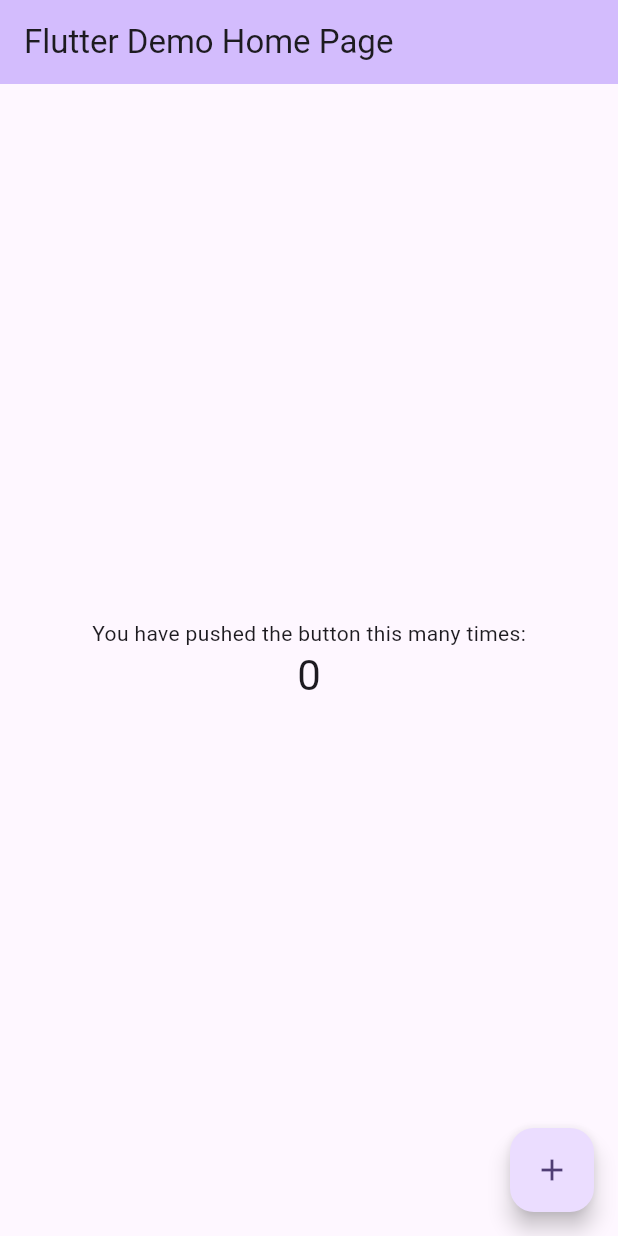
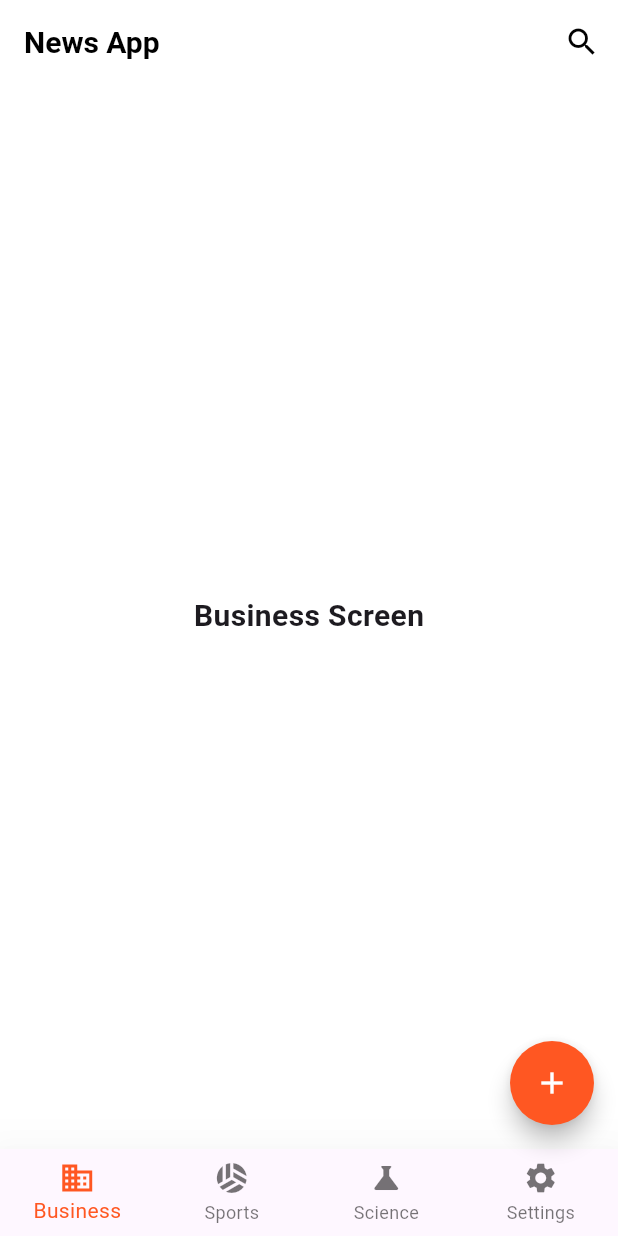
Before and after one commit to MoraDent/News_App, a Flutter app: the screen it shows after launch, on a phone screen of 412 x 824 dp. Run offline on Flutter 3.47's test engine with Material 3 defaults, Android fonts, the phone set to English and light mode, and no system bars; our stand-ins replace bloc, dio, flutter_bloc.

Commit message:
New Commit

```diff
--- /dev/null
+++ b/lib/cubit/cubit.dart
@@ -0,0 +1,55 @@
+import 'package:flutter/material.dart';
+import 'package:flutter_bloc/flutter_bloc.dart';
+import 'package:news_app/cubit/states.dart';
+import 'package:news_app/modules/business/business_screen.dart';
+import 'package:news_app/modules/science/science_screen.dart';
+import 'package:news_app/modules/setting_screen/settings_screen.dart';
+import 'package:news_app/modules/sports/sports_screen.dart';
+
+class NewsCubit extends Cubit<NewsStates>
+{
+  NewsCubit() : super(NewsInitialState());
+
+  static NewsCubit get(context) => BlocProvider.of(context);
+  int currentIndex = 0;
+  List<BottomNavigationBarItem> bottomItems = [
+    BottomNavigationBarItem(
+        icon: Icon(
+          Icons.business,
+        ),
+      label: 'Business',
+    ),
+    BottomNavigationBarItem(
+        icon: Icon(
+          Icons.sports_volleyball,
+        ),
+      label: 'Sports',
+    ),
+    BottomNavigationBarItem(
+        icon: Icon(
+          Icons.science,
+        ),
+      label: 'Science',
+    ),
+    BottomNavigationBarItem(
+        icon: Icon(
+          Icons.settings,
+        ),
+      label: 'Settings',
+    ),
+  ];
+
+  List<Widget> screens = [
+    BusinessScreen(),
+    SportsScreen(),
+    ScienceScreen(),
+    SettingsScreen(),
+  ];
+
+
+  void cahngeBottomNavBar(int index)
+  {
+    currentIndex = index;
+    emit(NewsBottomNavState());
+  }
+}
--- /dev/null
+++ b/lib/cubit/states.dart
@@ -0,0 +1,5 @@
+abstract class NewsStates {}
+
+class NewsInitialState extends NewsStates {}
+
+class NewsBottomNavState extends NewsStates {}
--- a/lib/layout/news_layout.dart
+++ b/lib/layout/news_layout.dart
@@ -1,10 +1,70 @@
 import 'package:flutter/material.dart';
+import 'package:flutter_bloc/flutter_bloc.dart';
+import 'package:news_app/cubit/cubit.dart';
+import 'package:news_app/cubit/states.dart';
+import 'package:news_app/shared/network/remote/dio_helper.dart';
 
 class NewsLayout extends StatelessWidget {
   const NewsLayout({super.key});
 
   @override
   Widget build(BuildContext context) {
-    return Scaffold();
+    return BlocProvider(
+      create: (BuildContext context) => NewsCubit(),
+      child: BlocConsumer<NewsCubit, NewsStates>(
+        listener: (context, state) {},
+        builder: (context, state)
+        {
+          var cubit = NewsCubit.get(context);
+
+          return  Scaffold(
+            appBar: AppBar(
+              title: Text(
+                'News App',
+              ),
+              actions: [
+                IconButton(
+                  onPressed: ()
+                  {
+
+                  },
+                  icon: Icon(
+                    Icons.search,
+                  ),
+                ),
+              ],
+            ),
+            floatingActionButton: FloatingActionButton(onPressed: ()
+            {
+              DioHelper.getData(
+                  url: 'v2/top-headlines',
+                  query: {
+                    'country':'eg',
+                    'category':'business',
+                    'apiKey':'65f7f556ec76449fa7dc7c0069f040ca',
+                  },
+              ).then((value) {
+                print(value.data.toString());
+              }).catchError((error) {
+                print(error.toString());
+              });
+            },
+            child: Icon(
+                Icons.add,
+              color: Colors.white,
+            ),),
+            body: cubit.screens[cubit.currentIndex],
+            bottomNavigationBar: BottomNavigationBar(
+              currentIndex: cubit.currentIndex,
+              onTap: (index)
+              {
+                cubit.cahngeBottomNavBar(index);
+              },
+              items: cubit.bottomItems,
+            ),
+          );
+        },
+      ),
+    );
   }
 }
--- a/lib/main.dart
+++ b/lib/main.dart
@@ -1,6 +1,14 @@
+import 'package:bloc/bloc.dart';
 import 'package:flutter/material.dart';
+import 'package:flutter/services.dart';
+import 'package:news_app/layout/news_layout.dart';
+import 'package:news_app/shared/network/remote/dio_helper.dart';
+
+import 'cubit/observe_bloc.dart';
 
 void main() {
+  Bloc.observer = MyBlocObserver();
+  DioHelper.init();
   runApp(const MyApp());
 }
 
@@ -11,112 +19,41 @@ class MyApp extends StatelessWidget {
   @override
   Widget build(BuildContext context) {
     return MaterialApp(
-      title: 'Flutter Demo',
       theme: ThemeData(
-        // This is the theme of your application.
-        //
-        // TRY THIS: Try running your application with "flutter run". You'll see
-        // the application has a purple toolbar. Then, without quitting the app,
-        // try changing the seedColor in the colorScheme below to Colors.green
-        // and then invoke "hot reload" (save your changes or press the "hot
-        // reload" button in a Flutter-supported IDE, or press "r" if you used
-        // the command line to start the app).
-        //
-        // Notice that the counter didn't reset back to zero; the application
-        // state is not lost during the reload. To reset the state, use hot
-        // restart instead.
-        //
-        // This works for code too, not just values: Most code changes can be
-        // tested with just a hot reload.
-        colorScheme: ColorScheme.fromSeed(seedColor: Colors.deepPurple),
+        scaffoldBackgroundColor: Colors.white,
+        appBarTheme: AppBarTheme(
+
+          iconTheme: IconThemeData(
+            color: Colors.black,
+          ),
+          titleTextStyle: TextStyle(
+            color: Colors.black,
+            fontSize: 20.0,
+            fontWeight: FontWeight.bold,
+          ),
+          systemOverlayStyle: SystemUiOverlayStyle(
+            statusBarColor: Colors.white,
+            statusBarIconBrightness: Brightness.dark,
+          ),
+          backgroundColor: Colors.white,
+          elevation: 0.0,
+        ),
+        floatingActionButtonTheme: FloatingActionButtonThemeData(
+          backgroundColor: Colors.deepOrange,
+          shape: CircleBorder(),
+        ),
+        bottomNavigationBarTheme: BottomNavigationBarThemeData(
+          type: BottomNavigationBarType.fixed,
+          selectedItemColor: Colors.deepOrange,
+          elevation: 30.0,
+        ),
       ),
-      home: const MyHomePage(title: 'Flutter Demo Home Page'),
+      themeMode: ThemeMode.light,
+      darkTheme: ThemeData(
+        scaffoldBackgroundColor: Colors.black26,
+      ),
+      debugShowCheckedModeBanner: false,
+      home: NewsLayout(),
     );
   }
 }
-
-class MyHomePage extends StatefulWidget {
-  const MyHomePage({super.key, required this.title});
-
-  // This widget is the home page of your application. It is stateful, meaning
-  // that it has a State object (defined below) that contains fields that affect
-  // how it looks.
-
-  // This class is the configuration for the state. It holds the values (in this
-  // case the title) provided by the parent (in this case the App widget) and
-  // used by the build method of the State. Fields in a Widget subclass are
-  // always marked "final".
-
-  final String title;
-
-  @override
-  State<MyHomePage> createState() => _MyHomePageState();
-}
-
-class _MyHomePageState extends State<MyHomePage> {
-  int _counter = 0;
-
-  void _incrementCounter() {
-    setState(() {
-      // This call to setState tells the Flutter framework that something has
-      // changed in this State, which causes it to rerun the build method below
-      // so that the display can reflect the updated values. If we changed
-      // _counter without calling setState(), then the build method would not be
-      // called again, and so nothing would appear to happen.
-      _counter++;
-    });
-  }
-
-  @override
-  Widget build(BuildContext context) {
-    // This method is rerun every time setState is called, for instance as done
-    // by the _incrementCounter method above.
-    //
-    // The Flutter framework has been optimized to make rerunning build methods
-    // fast, so that you can just rebuild anything that needs updating rather
-    // than having to individually change instances of widgets.
-    return Scaffold(
-      appBar: AppBar(
-        // TRY THIS: Try changing the color here to a specific color (to
-        // Colors.amber, perhaps?) and trigger a hot reload to see the AppBar
-        // change color while the other colors stay the same.
-        backgroundColor: Theme.of(context).colorScheme.inversePrimary,
-        // Here we take the value from the MyHomePage object that was created by
-        // the App.build method, and use it to set our appbar title.
-        title: Text(widget.title),
-      ),
-      body: Center(
-        // Center is a layout widget. It takes a single child and positions it
-        // in the middle of the parent.
-        child: Column(
-          // Column is also a layout widget. It takes a list of children and
-          // arranges them vertically. By default, it sizes itself to fit its
-          // children horizontally, and tries to be as tall as its parent.
-          //
-          // Column has various properties to control how it sizes itself and
-          // how it positions its children. Here we use mainAxisAlignment to
-          // center the children vertically; the main axis here is the vertical
-          // axis because Columns are vertical (the cross axis would be
-          // horizontal).
-          //
-          // TRY THIS: Invoke "debug painting" (choose the "Toggle Debug Paint"
-          // action in the IDE, or press "p" in the console), to see the
-          // wireframe for each widget.
-          mainAxisAlignment: MainAxisAlignment.center,
-          children: <Widget>[
-            const Text('You have pushed the button this many times:'),
-            Text(
-              '$_counter',
-              style: Theme.of(context).textTheme.headlineMedium,
-            ),
-          ],
-        ),
-      ),
-      floatingActionButton: FloatingActionButton(
-        onPressed: _incrementCounter,
-        tooltip: 'Increment',
-        child: const Icon(Icons.add),
-      ), // This trailing comma makes auto-formatting nicer for build methods.
-    );
-  }
-}
--- /dev/null
+++ b/lib/modules/business/business_screen.dart
@@ -0,0 +1,18 @@
+import 'package:flutter/cupertino.dart';
+
+class BusinessScreen extends StatelessWidget {
+  const BusinessScreen({super.key});
+
+  @override
+  Widget build(BuildContext context) {
+    return Center(
+        child: Text(
+            'Business Screen',
+            style: TextStyle(
+                fontSize: 20.0,
+                fontWeight: FontWeight.bold
+            )
+        ),
+    );
+  }
+}
--- /dev/null
+++ b/lib/shared/network/remote/dio_helper.dart
@@ -0,0 +1,24 @@
+import 'package:dio/dio.dart';
+
+class DioHelper
+{
+  static late Dio dio;
+
+  static void init()
+  {
+    dio = Dio(
+      BaseOptions(
+        baseUrl: 'https://newsapi.org/',
+        receiveDataWhenStatusError: true,
+      ),
+      );
+  }
+
+  static Future<Response> getData({
+    required String url,
+    required Map<String,dynamic> query,
+})async
+  {
+    return await dio.get(url, queryParameters: query,);
+  }
+}
--- a/pubspec.yaml
+++ b/pubspec.yaml
@@ -34,6 +34,9 @@ dependencies:
   # The following adds the Cupertino Icons font to your application.
   # Use with the CupertinoIcons class for iOS style icons.
   cupertino_icons: ^1.0.8
+  flutter_bloc: ^9.1.0
+  bloc: ^9.0.0
+  dio: ^5.8.0+1
 
 dev_dependencies:
   flutter_test:
```
Also changed, not shown: lib/cubit/observe_bloc.dart (added, +27 -0 lines), lib/modules/science/science_screen.dart (added, +18 -0 lines), lib/modules/setting_screen/settings_screen.dart (added, +18 -0 lines), lib/modules/sports/sports_screen.dart (added, +18 -0 lines), pubspec.lock.
